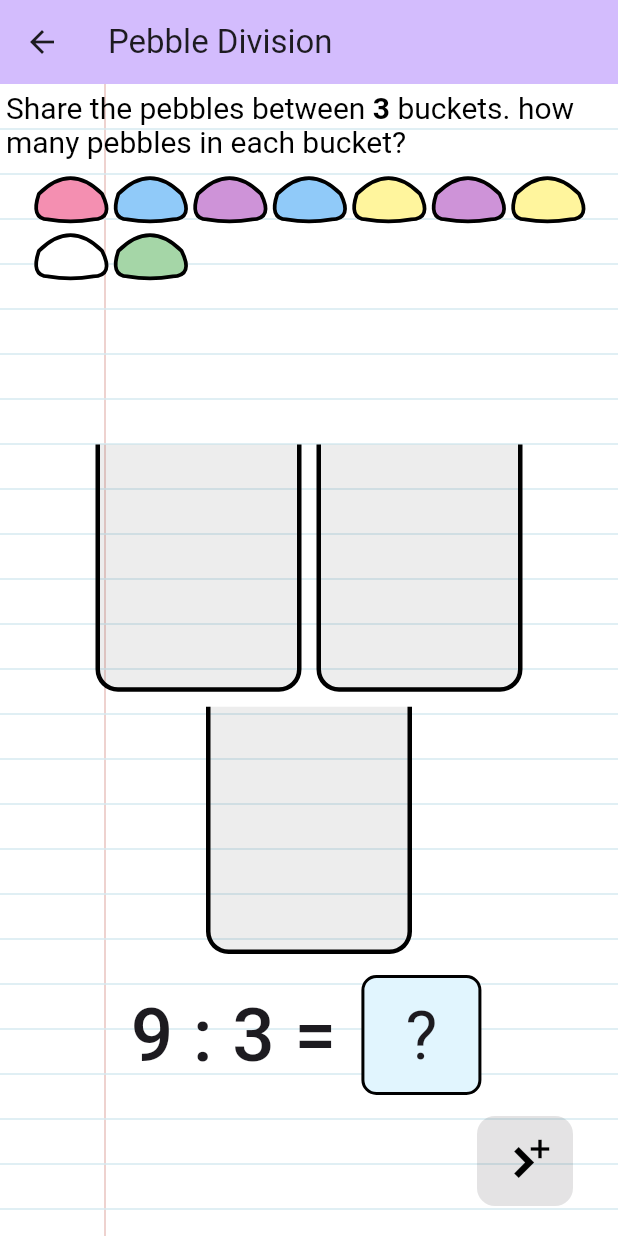
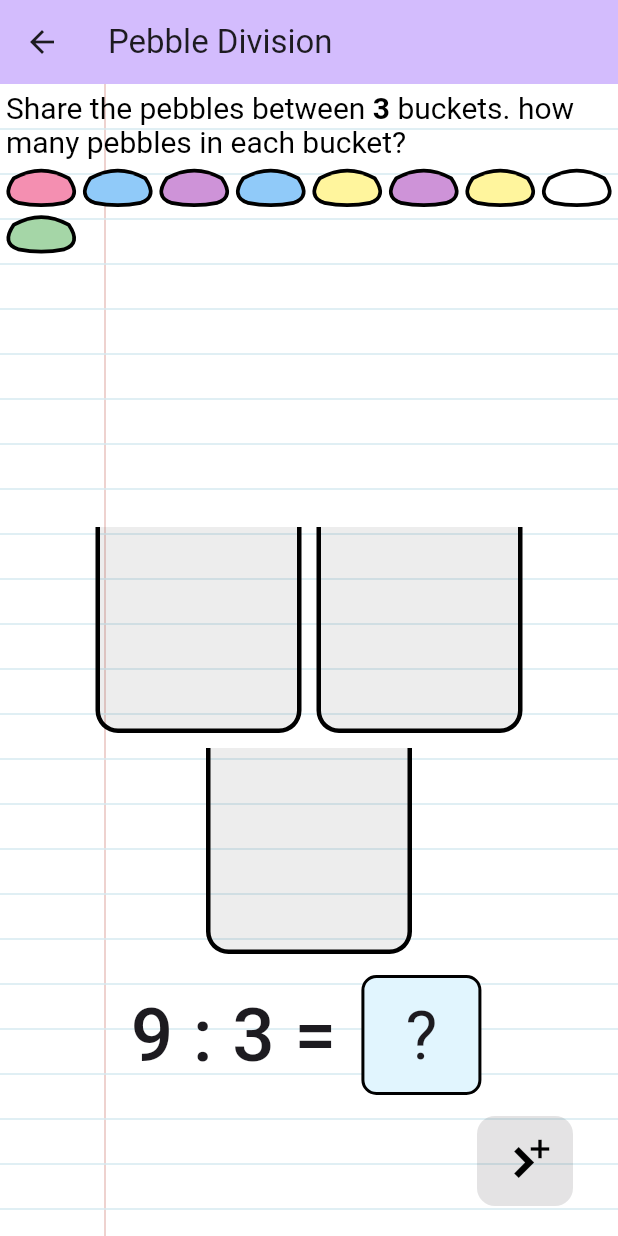
Before and after one commit to KulikovDO/OneTutor.Arithmetic, a Flutter app: the PebbleDivisionScreen screen opened directly, on a phone screen of 412 x 824 dp. Run offline on Flutter 3.47's test engine with Material 3 defaults, Android fonts, the phone set to English and light mode, and no system bars; our stand-ins replace confetti, dotted_border, flutter_riverpod, flutter_tts, google_fonts, shared_preferences; missing offline and left inert: flutter_soloud; accounts and stored records are empty.

Commit message:
re-draw pebble

```diff
--- a/lib/screens/pebble_division_screen/widgets/bucket.dart
+++ b/lib/screens/pebble_division_screen/widgets/bucket.dart
@@ -29,7 +29,7 @@ class _BucketState extends State<Bucket> {
 
     return Container(
       width: size.width / 3,
-      height: size.width / 2.5, // suitable for 6 pebbles
+      height: size.width / 3, // suitable for 6 pebbles
       decoration: BoxDecoration(
         color: Colors.black.withOpacity(0.07),
         borderRadius: const BorderRadius.only(
@@ -54,7 +54,7 @@ class _BucketState extends State<Bucket> {
       child: Center(
         child: Wrap(
           spacing: 1,
-          runSpacing: 0,
+          runSpacing: 1,
           children: widget.draggablePebbles,
         ),
       ),
--- a/lib/screens/pebble_division_screen/widgets/draggable_pebble.dart
+++ b/lib/screens/pebble_division_screen/widgets/draggable_pebble.dart
@@ -21,13 +21,12 @@ class _DraggablePebbleState extends State<DraggablePebble> {
   late Pebble pebble;
   late GlobalKey key;
 
-
   @override
   void initState() {
     super.initState();
     key = GlobalKey();
     colorIndex = rng.nextInt(pebbleColors.length );
-    pebble = Pebble(key: key, color: pebbleColors[colorIndex]);
+    pebble = Pebble(key: key, color: pebbleColors[colorIndex], width: 50.0);
   }
 
   @override
--- a/lib/screens/pebble_division_screen/widgets/pebble.dart
+++ b/lib/screens/pebble_division_screen/widgets/pebble.dart
@@ -3,10 +3,12 @@ import 'package:flutter/material.dart';
 class Pebble extends StatefulWidget {
 
   final Color color;
+  final double width;
 
   const Pebble({
     super.key,
     required this.color,
+    required this.width,
   });
 
   @override
@@ -15,23 +17,15 @@ class Pebble extends StatefulWidget {
 
 class _PebbleState extends State<Pebble> {
 
-
-
-  @override
-  void initState() {
-    super.initState();
-
-  }
-
   @override
   Widget build(BuildContext context) {
 
     return
 
       CustomPaint(
-      size: const Size(50, 50),
-      painter: PebblePainter(widget.color),
-    );
+        size: Size(widget.width, widget.width * 0.6),
+        painter: PebblePainter(widget.color),
+      );
 
   }
 }
@@ -43,6 +37,7 @@ class PebblePainter extends CustomPainter {
 
   @override
   void paint(Canvas canvas, Size size) {
+
     final paint1 = Paint()
       ..color = Colors.black
       ..style = PaintingStyle.stroke
@@ -52,39 +47,44 @@ class PebblePainter extends CustomPainter {
       ..color = color
       ..style = PaintingStyle.fill;
 
+    // final paint3 = Paint()
+    //   ..color = Colors.grey.withOpacity(0.3)
+    //   ..style = PaintingStyle.fill;
+
     final path = Path()
-      ..moveTo(size.width * 0.1, size.height * 0.4)
+      ..moveTo(size.width * 0.15, size.height * 0.33)
       ..quadraticBezierTo(
         size.width * .5,
         0,
-        size.width * 0.9,
-        size.height * 0.4,
+        size.width * 0.85,
+        size.height * 0.33,
       )
 
       ..quadraticBezierTo(
-        size.width * 1.05,
+        size.width * 1,
         size.height * 0.7,
         size.width * 0.8,
-        size.height * 0.7,
+        size.height * 0.8,
       )
 
       ..quadraticBezierTo(
         size.width * .5,
-        size.height * 0.75,
+        size.height * 0.9,
         size.width * 0.2,
-        size.height * 0.7,
+        size.height * 0.8,
       )
 
       ..quadraticBezierTo(
         0,
         size.height * 0.7,
-        size.width * 0.1,
-        size.height * 0.4,
+        size.width * 0.15,
+        size.height * 0.33,
       )
       ..close()
     ;
 
     canvas
+      // ..drawRect(Rect.fromLTRB( 0.0, 0.0, size.width, size.height), paint3) // background: for testing
       ..drawPath(path, paint1)
       ..drawPath(path, paint2)
 
--- a/lib/screens/pebble_division_screen/widgets/source_bucket.dart
+++ b/lib/screens/pebble_division_screen/widgets/source_bucket.dart
@@ -46,8 +46,8 @@ class SourceBucketState extends ConsumerState<SourceBucket> {
     final map = ref.watch(pebblesProvider);
 
     return Wrap(
-      spacing: 3,
-      runSpacing: -12,
+      spacing: 1,
+      runSpacing: 1,
       children: map[widget.key] ?? [],
     );
 
```
